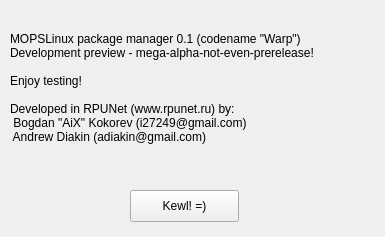
Before: the Qt Designer form mpkg/manager/aboutbox.ui in BackupTheBerlios/mops, drawn with Qt 5.
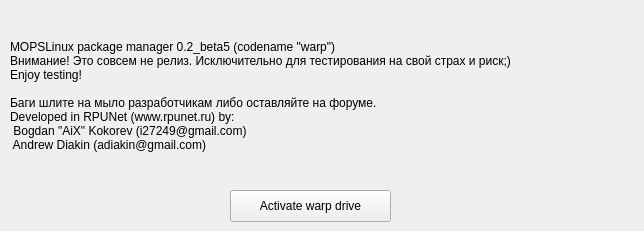
After: the same form once the commit is applied.

Patch:
```diff
--- a/mpkg/manager/aboutbox.ui
+++ b/mpkg/manager/aboutbox.ui
@@ -5,8 +5,8 @@
    <rect>
     <x>0</x>
     <y>0</y>
-    <width>385</width>
-    <height>237</height>
+    <width>644</width>
+    <height>231</height>
    </rect>
   </property>
   <property name="windowTitle" >
@@ -17,16 +17,16 @@
     <rect>
      <x>10</x>
      <y>20</y>
-     <width>369</width>
-     <height>136</height>
+     <width>604</width>
+     <height>152</height>
     </rect>
    </property>
    <property name="text" >
-    <string>MOPSLinux package manager 0.1 (codename "Warp")
-Development preview - mega-alpha-not-even-prerelease!
-
+    <string>MOPSLinux package manager 0.2_beta5 (codename "warp")
+Внимание! Это совсем не релиз. Исключительно для тестирования на свой страх и риск;)
 Enjoy testing!
 
+Баги шлите на мыло разработчикам либо оставляйте на форуме.
 Developed in RPUNet (www.rpunet.ru) by:
  Bogdan "AiX" Kokorev (i27249@gmail.com)
  Andrew Diakin (adiakin@gmail.com)</string>
@@ -35,14 +35,14 @@
   <widget class="QPushButton" name="closeButton" >
    <property name="geometry" >
     <rect>
-     <x>130</x>
+     <x>230</x>
      <y>190</y>
-     <width>109</width>
+     <width>161</width>
      <height>32</height>
     </rect>
    </property>
    <property name="text" >
-    <string>Kewl! =)</string>
+    <string>Activate warp drive</string>
    </property>
   </widget>
  </widget>
```
